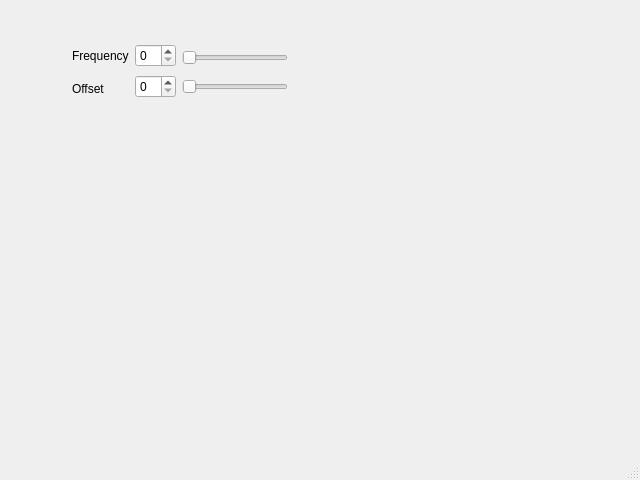
Old version of the form test0/gui.ui in the repository ursl/tessie.
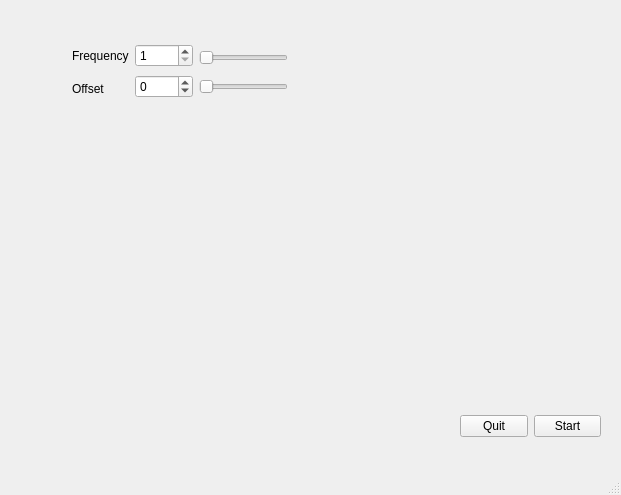
New version of the form.

```diff
--- a/test0/gui.ui
+++ b/test0/gui.ui
@@ -6,15 +6,15 @@
    <rect>
     <x>0</x>
     <y>0</y>
-    <width>640</width>
-    <height>480</height>
+    <width>621</width>
+    <height>495</height>
    </rect>
   </property>
   <property name="windowTitle">
    <string>MainWindow</string>
   </property>
   <widget class="QWidget" name="centralwidget">
-   <widget class="QWidget" name="">
+   <widget class="QWidget" name="layoutWidget">
     <property name="geometry">
      <rect>
       <x>72</x>
@@ -45,10 +45,24 @@
      <item>
       <layout class="QVBoxLayout" name="verticalLayout_2">
        <item>
-        <widget class="QSpinBox" name="spinBox"/>
+        <widget class="QSpinBox" name="spinBox">
+         <property name="minimum">
+          <number>1</number>
+         </property>
+         <property name="maximum">
+          <number>100</number>
+         </property>
+        </widget>
        </item>
        <item>
-        <widget class="QSpinBox" name="spinBox_2"/>
+        <widget class="QSpinBox" name="spinBox_2">
+         <property name="minimum">
+          <number>-1000</number>
+         </property>
+         <property name="maximum">
+          <number>1000</number>
+         </property>
+        </widget>
        </item>
       </layout>
      </item>
@@ -72,6 +86,99 @@
      </item>
     </layout>
    </widget>
+   <widget class="QWidget" name="layoutWidget">
+    <property name="geometry">
+     <rect>
+      <x>460</x>
+      <y>410</y>
+      <width>141</width>
+      <height>32</height>
+     </rect>
+    </property>
+    <layout class="QHBoxLayout" name="horizontalLayout_2">
+     <item>
+      <widget class="QPushButton" name="pushButton_2">
+       <property name="text">
+        <string>Quit</string>
+       </property>
+      </widget>
+     </item>
+     <item>
+      <widget class="QPushButton" name="pushButton">
+       <property name="palette">
+        <palette>
+         <active>
+          <colorrole role="Light">
+           <brush brushstyle="SolidPattern">
+            <color alpha="255">
+             <red>102</red>
+             <green>204</green>
+             <blue>255</blue>
+            </color>
+           </brush>
+          </colorrole>
+          <colorrole role="Base">
+           <brush brushstyle="SolidPattern">
+            <color alpha="255">
+             <red>102</red>
+             <green>204</green>
+             <blue>255</blue>
+            </color>
+           </brush>
+          </colorrole>
+         </active>
+         <inactive>
+          <colorrole role="Light">
+           <brush brushstyle="SolidPattern">
+            <color alpha="255">
+             <red>102</red>
+             <green>204</green>
+             <blue>255</blue>
+            </color>
+           </brush>
+          </colorrole>
+          <colorrole role="Base">
+           <brush brushstyle="SolidPattern">
+            <color alpha="255">
+             <red>102</red>
+             <green>204</green>
+             <blue>255</blue>
+            </color>
+           </brush>
+          </colorrole>
+         </inactive>
+         <disabled>
+          <colorrole role="Light">
+           <brush brushstyle="SolidPattern">
+            <color alpha="255">
+             <red>102</red>
+             <green>204</green>
+             <blue>255</blue>
+            </color>
+           </brush>
+          </colorrole>
+          <colorrole role="Base">
+           <brush brushstyle="SolidPattern">
+            <color alpha="255">
+             <red>236</red>
+             <green>236</green>
+             <blue>236</blue>
+            </color>
+           </brush>
+          </colorrole>
+         </disabled>
+        </palette>
+       </property>
+       <property name="autoFillBackground">
+        <bool>false</bool>
+       </property>
+       <property name="text">
+        <string>Start</string>
+       </property>
+      </widget>
+     </item>
+    </layout>
+   </widget>
   </widget>
   <widget class="QStatusBar" name="statusbar"/>
   <action name="actiontessie">
```
